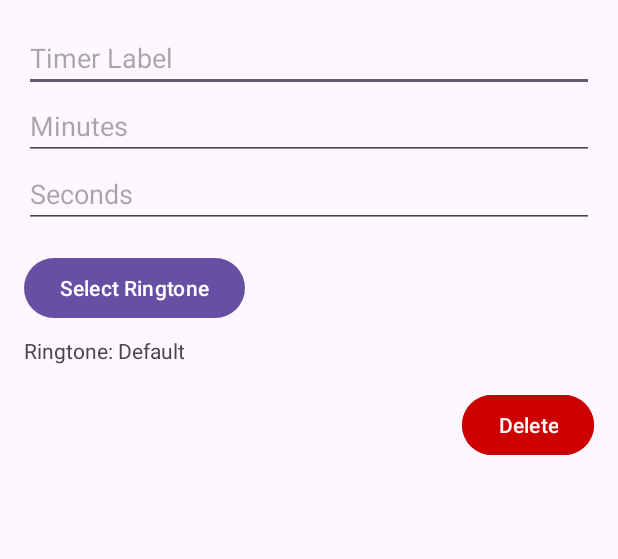
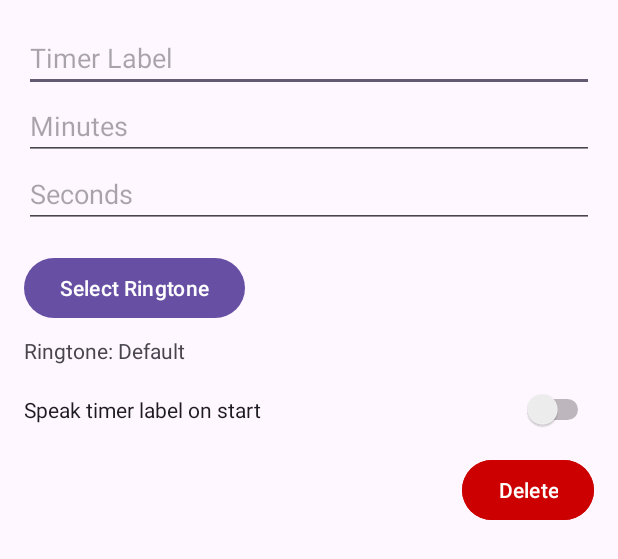
Before and after one commit to jplozf/Cronos, an Android app: the layout dialog_edit_timer.xml on its own in the app's theme, with its tools: preview values and no code run, on a phone screen of 412 x 824 dp. Shown: the top 559 px of the screen. Run offline under Robolectric (Android 15) with nearby library versions, the phone set to English and light mode, and no system bars.

Commit message:
add spoken labels

```diff
--- a/app/src/main/AndroidManifest.xml
+++ b/app/src/main/AndroidManifest.xml
@@ -1,6 +1,8 @@
 <?xml version="1.0" encoding="utf-8"?>
 <manifest xmlns:android="http://schemas.android.com/apk/res/android"
     xmlns:tools="http://schemas.android.com/tools">
+
+    <uses-permission android:name="android.permission.INTERNET" />
 
     <application
         android:allowBackup="true"
--- a/app/src/main/java/fr/ozf/cronos/SettingsActivity.java
+++ b/app/src/main/java/fr/ozf/cronos/SettingsActivity.java
@@ -61,6 +61,7 @@ public class SettingsActivity extends AppCompatActivity {
                     ringtone.play();
                 } catch (Exception e) {
                     // Handle exceptions, e.g., if the ringtone file is not accessible
+                    e.printStackTrace(); // Log the exception for debugging
                 }
             }
         }
--- a/app/src/main/res/layout/dialog_edit_timer.xml
+++ b/app/src/main/res/layout/dialog_edit_timer.xml
@@ -39,6 +39,13 @@
         android:text="Ringtone: Default"
         android:layout_marginTop="8dp"/>
 
+    <Switch
+        android:id="@+id/switch_speak_label"
+        android:layout_width="match_parent"
+        android:layout_height="wrap_content"
+        android:layout_marginTop="16dp"
+        android:text="Speak timer label on start" />
+
     <Button
         android:id="@+id/delete_timer_button"
         android:layout_width="wrap_content"
```
Also changed, not shown: app/src/main/java/fr/ozf/cronos/MainActivity.java (+46 -1 lines), app/src/main/java/fr/ozf/cronos/Timer.java (+12 -0 lines).
